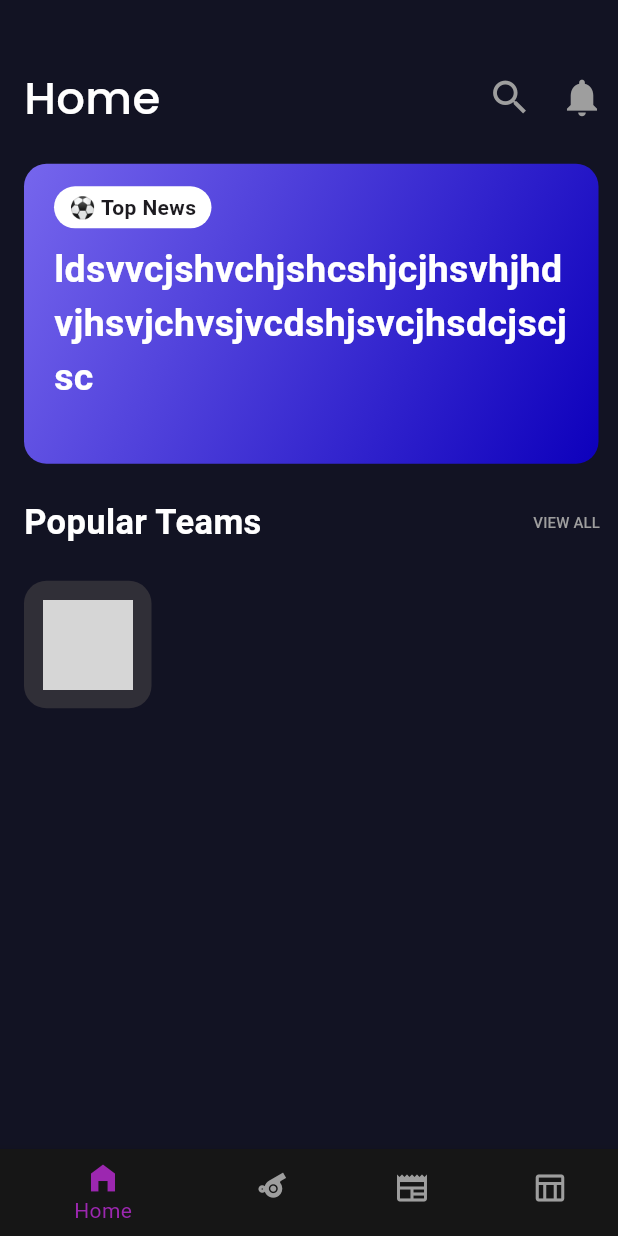
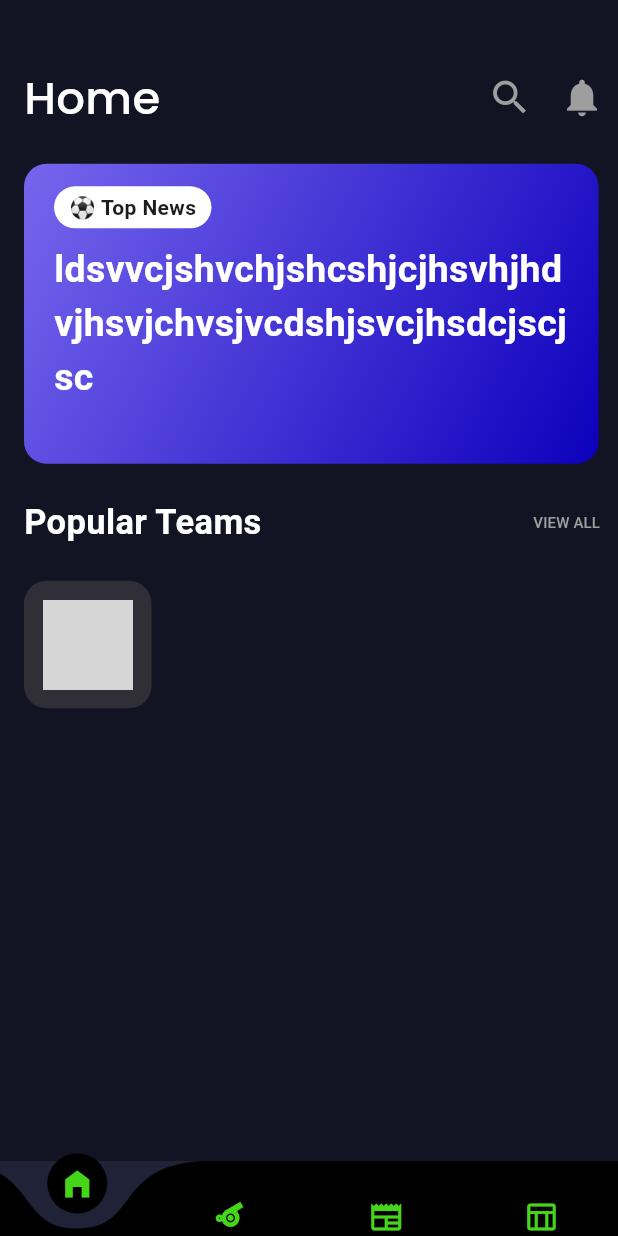
Before and after one commit to RJ2607/football_app, a Flutter app: the screen it shows after launch, on a phone screen of 412 x 824 dp. Run offline on Flutter 3.47's test engine with Material 3 defaults, Android fonts, the phone set to English and light mode, and no system bars; drawn by our look-alikes of curved_navigation_bar; network calls fail; grey boxes are pictures that could not be loaded.

Commit message:
Update bottom navigation bar with curved design

```diff
--- a/lib/components/Bottom_nav.dart
+++ b/lib/components/Bottom_nav.dart
@@ -2,6 +2,7 @@
 
 import 'dart:math';
 
+import 'package:curved_navigation_bar/curved_navigation_bar.dart';
 import 'package:flutter/material.dart';
 import 'package:football_app/screens/HomePage.dart';
 import 'package:football_app/screens/Matches.dart';
@@ -33,29 +34,31 @@ class _MyBottomNavState extends State<MyBottomNav> {
   Widget build(BuildContext context) {
     return Scaffold(
       body: _widgetOptions.elementAt(val),
-      bottomNavigationBar: BottomNavigationBar(
-        currentIndex: val,
-        items: <BottomNavigationBarItem>[
-          BottomNavigationBarItem(
-              icon: Icon(Icons.home_filled),
-              label: "Home",
-              backgroundColor: Color.fromARGB(255, 22, 22, 22)),
-          BottomNavigationBarItem(
-              icon: Transform.rotate(
-                  angle: -30 * pi / 180, child: Icon(Icons.sports)),
-              label: "Matches",
-              backgroundColor: Color.fromARGB(255, 22, 22, 22)),
-          BottomNavigationBarItem(
-              icon: Icon(Icons.newspaper),
-              label: "News",
-              backgroundColor: Color.fromARGB(255, 22, 22, 22)),
-          BottomNavigationBarItem(
-              icon: Icon(Icons.table_chart_outlined),
-              label: "Standings",
-              backgroundColor: Color.fromARGB(255, 22, 22, 22)),
+      bottomNavigationBar: CurvedNavigationBar(
+        items: [
+          Icon(
+            Icons.home_filled,
+            color: Color.fromARGB(255, 69, 214, 25),
+          ),
+          Transform.rotate(
+              angle: -30 * pi / 180,
+              child: Icon(
+                Icons.sports,
+                color: Color.fromARGB(255, 69, 214, 25),
+              )),
+          Icon(
+            Icons.newspaper,
+            color: Color.fromARGB(255, 69, 214, 25),
+          ),
+          Icon(
+            Icons.table_chart_outlined,
+            color: Color.fromARGB(255, 69, 214, 25),
+          ),
         ],
-        selectedItemColor: Colors.purple,
-        unselectedItemColor: Colors.grey,
+        animationDuration: Duration(milliseconds: 540),
+        height: 50,
+        color: Colors.black,
+        backgroundColor: Color.fromARGB(255, 32, 34, 56),
         onTap: _onItemTapped,
       ),
     );
--- a/pubspec.yaml
+++ b/pubspec.yaml
@@ -32,7 +32,7 @@ dependencies:
     sdk: flutter
 
   http: ^1.1.2
-
+  curved_navigation_bar: ^1.0.3
   # The following adds the Cupertino Icons font to your application.
   # Use with the CupertinoIcons class for iOS style icons.
   cupertino_icons: ^1.0.2
```
Also changed, not shown: pubspec.lock.
